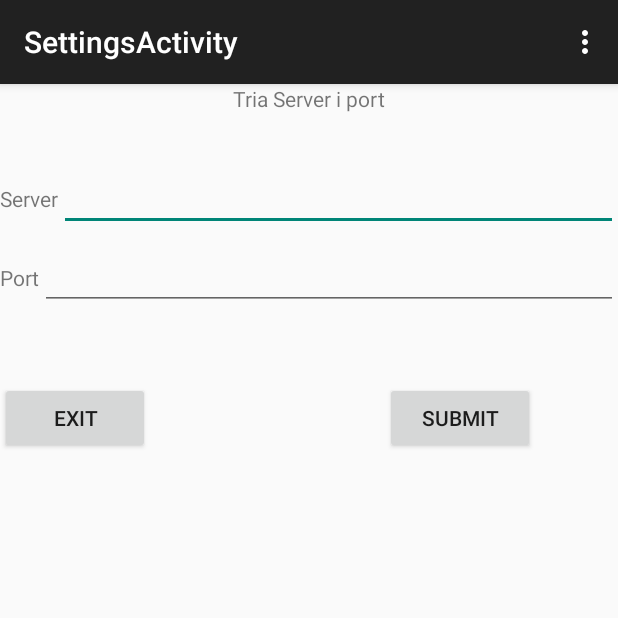
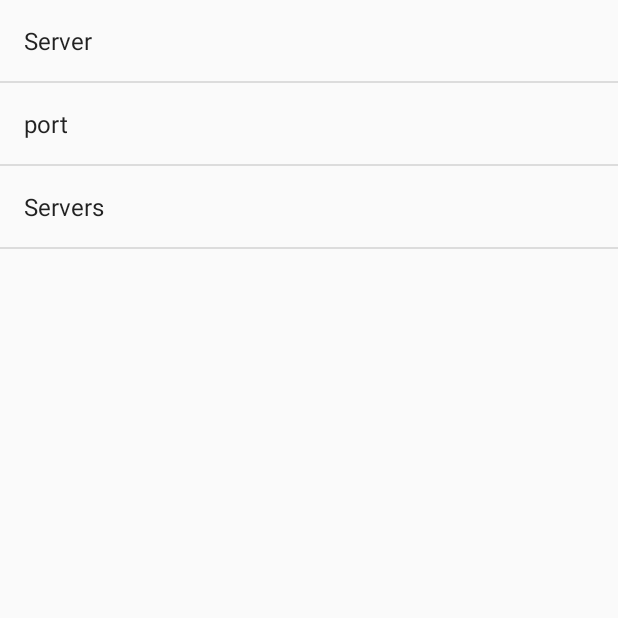
Before and after one commit to perecullera/WebView4, an Android app: the SettingsActivity screen opened directly, with no data from a screen before it, on a phone screen of 412 x 824 dp, the top half of it. Run offline under Robolectric (Android 15) with nearby library versions, the phone set to English and light mode, and no system bars.

Commit message:
changed to PreferenceActivity

```diff
--- a/app/src/main/java/com/example/perecullera/webview4d/MainActivity.java
+++ b/app/src/main/java/com/example/perecullera/webview4d/MainActivity.java
@@ -2,6 +2,7 @@ package com.example.perecullera.webview4d;
 
 import android.content.Intent;
 import android.content.SharedPreferences;
+import android.net.Uri;
 import android.os.Bundle;
 import android.preference.PreferenceManager;
 import android.support.v4.widget.DrawerLayout;
@@ -17,7 +18,6 @@ import android.widget.ArrayAdapter;
 import android.widget.ListView;
 import android.widget.Toast;
 
-import java.net.URI;
 import java.util.Map;
 
 import static java.lang.String.valueOf;
@@ -70,8 +70,8 @@ public class MainActivity extends ActionBarActivity implements AdapterView.OnIte
     public void carregaWeb(){
         //Intent intent = getIntent();
         sPref = PreferenceManager.getDefaultSharedPreferences(this);
-        String server = sPref.getString("Server", "DEFAULT");
-        String port = sPref.getString("Port", "DEFAULT");
+        String server = sPref.getString("server", "");
+        String port = sPref.getString("port", "");
 
         //debug
         System.out.println("preferencias "+ sPref.toString());
@@ -82,14 +82,19 @@ public class MainActivity extends ActionBarActivity implements AdapterView.OnIte
 
 
         String BaseUrl = "http://";
-        String fullurl = BaseUrl + server +":"+ port;
-        fullurl = valueOf(URI.create(fullurl));
+        String fullurl = BaseUrl + server;
+        //nou mètode valida() ping
+        //comprova conexió
+        fullurl = valueOf(Uri.parse(fullurl));
 
         webView = (WebView) findViewById(R.id.webview);
         webView.setWebViewClient(new WebViewClient());
+        webView.getSettings().setJavaScriptEnabled(true);
         webView.loadUrl(fullurl);
         Toast.makeText(this, "obrint webview amb url: " + fullurl, Toast.LENGTH_SHORT).show();
     }
+
+
 
     @Override
     public boolean onCreateOptionsMenu(Menu menu) {
--- a/app/src/main/java/com/example/perecullera/webview4d/SettingsActivity.java
+++ b/app/src/main/java/com/example/perecullera/webview4d/SettingsActivity.java
@@ -1,21 +1,15 @@
 package com.example.perecullera.webview4d;
 
-import android.content.Intent;
 import android.content.SharedPreferences;
 import android.os.Bundle;
+import android.preference.PreferenceActivity;
 import android.preference.PreferenceManager;
-import android.support.v7.app.ActionBarActivity;
-import android.view.Menu;
-import android.view.MenuItem;
-import android.view.View;
-import android.view.View.OnClickListener;
 import android.widget.Button;
 import android.widget.EditText;
 import android.widget.Toast;
 
 
-public class SettingsActivity extends ActionBarActivity implements
-        OnClickListener {
+public class SettingsActivity extends PreferenceActivity {
 
     Button submit, exit;
     String server, port;
@@ -28,13 +22,14 @@ public class SettingsActivity extends ActionBarActivity implements
     @Override
     protected void onCreate(Bundle savedInstanceState) {
         super.onCreate(savedInstanceState);
-        setContentView(R.layout.activity_main);
+        addPreferencesFromResource(R.xml.pref_general);
         getInit();
 
         listener = new SharedPreferences.OnSharedPreferenceChangeListener() {
             public void onSharedPreferenceChanged(SharedPreferences prefs, String key) {
                 // Implementation
                 System.out.println(key);
+                //sharedPreferences();
                 Toast.makeText(getApplicationContext(), "listener settings"+ prefs.toString(), Toast.LENGTH_SHORT).show();
 
             }
@@ -45,15 +40,15 @@ public class SettingsActivity extends ActionBarActivity implements
     }
     public void getInit() {
 
-        submit = (Button) findViewById(R.id.submit);
+        /*submit = (Button) findViewById(R.id.submit);
         exit = (Button) findViewById(R.id.exit);
         serverinput = (EditText) findViewById(R.id.serverinput);
         portinput = (EditText) findViewById(R.id.portinput);
         submit.setOnClickListener(this);
-        exit.setOnClickListener(this); }
+        exit.setOnClickListener(this); }*/
 
 
-    @Override
+   /* @Override
     public boolean onCreateOptionsMenu(Menu menu) {
         // Inflate the menu; this adds items to the action bar if it is present.
         getMenuInflater().inflate(R.menu.main, menu);
@@ -89,14 +84,14 @@ public class SettingsActivity extends ActionBarActivity implements
                 break;
             case R.id.exit:
                 finish();
-        }
+        }*/
     }
 
     private void sharedPreferences() {
 
         toEdit = sh_Pref.edit();
-        toEdit.putString("Server", server);
-        toEdit.putString("Port", port);
+        toEdit.putString("server", server);
+        toEdit.putString("port", port);
         toEdit.commit();
     }
 
--- /dev/null
+++ b/app/src/main/res/values/arrays.xml
@@ -0,0 +1,13 @@
+<?xml version="1.0" encoding="utf-8"?>
+<resources>
+    <string-array name="pref_servers_options">
+        <item>"server1"</item>
+        <item>"server2</item>
+    </string-array>
+
+    <string-array name="pref_servers_values">
+        <item>"servidor1"</item>
+        <item>"servidor2"</item>
+    </string-array>
+
+</resources>
--- a/app/src/main/res/values/strings.xml
+++ b/app/src/main/res/values/strings.xml
@@ -5,5 +5,11 @@
     <string name="hello_world">Hello world!</string>
     <string name="action_settings">Settings</string>
     <string name="title_activity_web_view">WebViewActivity</string>
+    <string name="pref_server_default">localhost</string>
+    <string name="pref_server_key">server</string>
+    <string name="pref_server_label">Server</string>
+    <string name="pref_port_default" />
+    <string name="pref_port_key">port</string>
+    <string name="pref_port_label">port</string>
 
 </resources>
--- /dev/null
+++ b/app/src/main/res/xml/pref_general.xml
@@ -0,0 +1,25 @@
+<?xml version="1.0" encoding="utf-8"?>
+
+<PreferenceScreen xmlns:android="http://schemas.android.com/apk/res/android">
+    <EditTextPreference
+        android:title="@string/pref_server_label"
+        android:key="@string/pref_server_key"
+        android:defaultValue="@string/pref_server_default"
+        android:inputType="text"
+        android:singleLine="true" />
+
+    <EditTextPreference
+        android:title="@string/pref_port_label"
+        android:key="@string/pref_port_key"
+        android:defaultValue="@string/pref_port_default"
+        android:inputType="text"
+        android:singleLine="true" />
+
+    <ListPreference
+        android:title="Servers"
+        android:key="servers"
+        android:defaultValue="Server1"
+        android:entryValues="@array/pref_servers_values"
+        android:entries="@array/pref_servers_options" />
+
+</PreferenceScreen>
```
